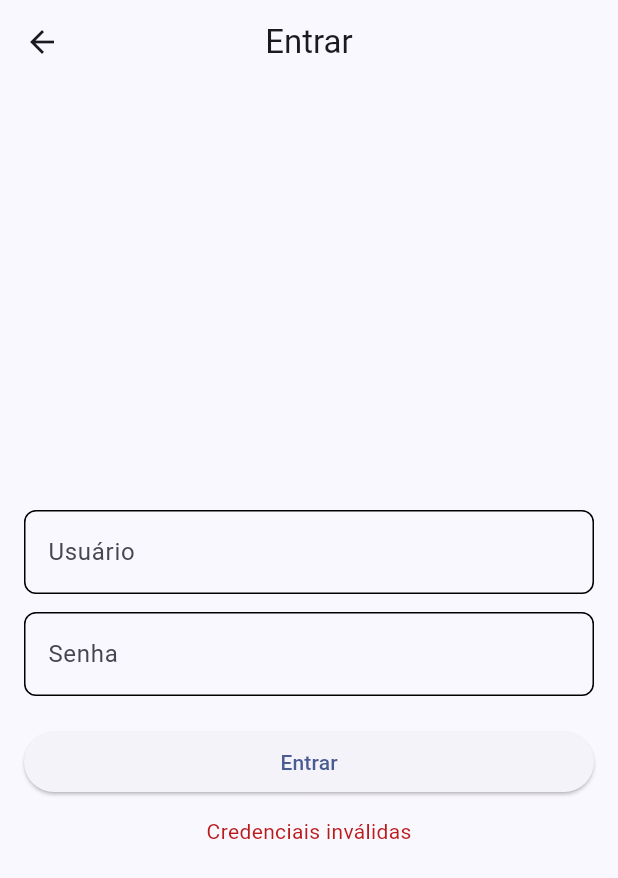
After one commit to FlavioHeartnet/mobileappinvestiment, a Flutter app: the LoginScreen screen opened by its route, after a tap on "Entrar", on a phone screen of 412 x 824 dp. The commit adds this screen. Shown: the top 878 px of the screen. Run offline on Flutter 3.47's test engine with Material 3 defaults, Android fonts, the phone set to English and light mode, and no system bars; our stand-ins replace flutter_riverpod, state_notifier; Roboto replaces fonts that are missing (Manrope).

Commit message:
auth wip

```diff
--- a/mobile/lib/main.dart
+++ b/mobile/lib/main.dart
@@ -3,6 +3,7 @@ import 'package:flutter_localizations/flutter_localizations.dart';
 import 'package:flutter_riverpod/flutter_riverpod.dart';
 import 'package:mobile/src/presentation/screens/retirement_calculator_screen.dart';
 import 'package:mobile/src/presentation/screens/results_details_screen.dart';
+import 'package:mobile/src/presentation/screens/login_screen.dart';
 
 void main() {
   WidgetsFlutterBinding.ensureInitialized();
@@ -92,6 +93,7 @@ class AppRoot extends StatelessWidget {
       home: const RetirementCalculatorScreen(),
       routes: {
         '/results': (context) => const ResultsDetailsScreen(),
+        '/login': (context) => const LoginScreen(),
       },
     );
   }
--- /dev/null
+++ b/mobile/lib/src/presentation/screens/login_screen.dart
@@ -0,0 +1,86 @@
+import 'package:flutter/material.dart';
+import 'package:flutter_riverpod/flutter_riverpod.dart';
+
+import '../../providers/auth_notifier.dart';
+
+class LoginScreen extends ConsumerStatefulWidget {
+  const LoginScreen({super.key});
+
+  @override
+  ConsumerState<LoginScreen> createState() => _LoginScreenState();
+}
+
+class _LoginScreenState extends ConsumerState<LoginScreen> {
+  final TextEditingController _userController = TextEditingController();
+  final TextEditingController _passController = TextEditingController();
+
+  @override
+  void dispose() {
+    _userController.dispose();
+    _passController.dispose();
+    super.dispose();
+  }
+
+  Future<void> _submit() async {
+    final notifier = ref.read(authProvider.notifier);
+    final user = _userController.text.trim();
+    final pass = _passController.text;
+    final ok = await notifier.login(user, pass);
+    if (ok) {
+      if (mounted) {
+        // pop the login screen if presented
+        Navigator.of(context).maybePop();
+      }
+    }
+  }
+
+  @override
+  Widget build(BuildContext context) {
+    final state = ref.watch(authProvider);
+    return Scaffold(
+      appBar: AppBar(title: const Text('Entrar'), centerTitle: true),
+      body: SafeArea(
+        child: GestureDetector(
+          behavior: HitTestBehavior.translucent,
+          onTap: () => FocusScope.of(context).unfocus(),
+          child: Padding(
+            padding: const EdgeInsets.all(16.0),
+            child: Column(
+              mainAxisAlignment: MainAxisAlignment.center,
+              children: [
+                const SizedBox(height: 24),
+                TextField(
+                  controller: _userController,
+                  decoration: const InputDecoration(labelText: 'Usuário'),
+                  textInputAction: TextInputAction.next,
+                ),
+                const SizedBox(height: 12),
+                TextField(
+                  controller: _passController,
+                  decoration: const InputDecoration(labelText: 'Senha'),
+                  obscureText: true,
+                  textInputAction: TextInputAction.done,
+                  onSubmitted: (_) => _submit(),
+                ),
+                const SizedBox(height: 20),
+                state.isLoading
+                    ? const CircularProgressIndicator()
+                    : SizedBox(
+                        width: double.infinity,
+                        child: ElevatedButton(
+                          onPressed: _submit,
+                          child: const Text('Entrar'),
+                        ),
+                      ),
+                if (state.error != null) ...[
+                  const SizedBox(height: 12),
+                  Text(state.error!, style: TextStyle(color: Theme.of(context).colorScheme.error)),
+                ]
+              ],
+            ),
+          ),
+        ),
+      ),
+    );
+  }
+}
--- /dev/null
+++ b/mobile/lib/src/providers/auth_notifier.dart
@@ -0,0 +1,47 @@
+import 'package:flutter_riverpod/flutter_riverpod.dart';
+import 'package:flutter_riverpod/legacy.dart';
+
+import '../services/auth_service.dart';
+
+class AuthState {
+  final bool isAuthenticated;
+  final bool isLoading;
+  final String? error;
+
+  const AuthState({this.isAuthenticated = false, this.isLoading = false, this.error});
+
+  AuthState copyWith({bool? isAuthenticated, bool? isLoading, String? error}) {
+    return AuthState(
+      isAuthenticated: isAuthenticated ?? this.isAuthenticated,
+      isLoading: isLoading ?? this.isLoading,
+      error: error,
+    );
+  }
+}
+
+class AuthNotifier extends StateNotifier<AuthState> {
+  final AuthService _service;
+  AuthNotifier(this._service) : super(const AuthState());
+
+  Future<bool> login(String username, String password) async {
+    state = state.copyWith(isLoading: true, error: null);
+    try {
+      final ok = await _service.login(username, password);
+      state = state.copyWith(isLoading: false, isAuthenticated: ok, error: ok ? null : 'Credenciais inválidas');
+      return ok;
+    } catch (e) {
+      state = state.copyWith(isLoading: false, error: e.toString());
+      return false;
+    }
+  }
+
+  Future<void> logout() async {
+    state = state.copyWith(isLoading: true);
+    await _service.logout();
+    state = const AuthState(isAuthenticated: false);
+  }
+}
+
+final authProvider = StateNotifierProvider<AuthNotifier, AuthState>((ref) {
+  return AuthNotifier(const AuthService());
+});
--- /dev/null
+++ b/mobile/lib/src/services/auth_service.dart
@@ -0,0 +1,18 @@
+import 'dart:async';
+
+class AuthService {
+  const AuthService();
+
+  /// Simulate a network login. Accepts 'demo' / 'demo' as valid credentials.
+  Future<bool> login(String username, String password) async {
+    await Future.delayed(const Duration(milliseconds: 600));
+    if (username.trim() == 'demo' && password == 'demo') return true;
+    // simple local rule: accept any non-empty username with password 'password' for testing
+    if (username.trim().isNotEmpty && password == 'password') return true;
+    return false;
+  }
+
+  Future<void> logout() async {
+    await Future.delayed(const Duration(milliseconds: 200));
+  }
+}
```
